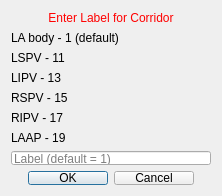
The window that CemrgApp/Plugins/kcl.cemrgapp.atrialfibres/src/internal/AtrialFibresClipperViewUICorridor.ui (OpenHeartDevelopers/CemrgApp) describes before a commit, drawn with Qt 5.
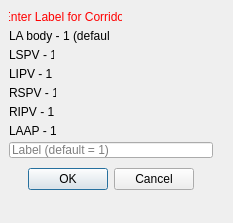
The same window after the commit.

Commit message: [feature] CemrgScar3D added MODE to methodType

What changed in the file:
```diff
--- a/CemrgApp/Plugins/kcl.cemrgapp.atrialfibres/src/internal/AtrialFibresClipperViewUICorridor.ui
+++ b/CemrgApp/Plugins/kcl.cemrgapp.atrialfibres/src/internal/AtrialFibresClipperViewUICorridor.ui
@@ -6,8 +6,8 @@
    <rect>
     <x>0</x>
     <y>0</y>
-    <width>222</width>
-    <height>196</height>
+    <width>233</width>
+    <height>223</height>
    </rect>
   </property>
   <property name="sizePolicy">
@@ -19,21 +19,27 @@
   <property name="minimumSize">
    <size>
     <width>0</width>
-    <height>196</height>
+    <height>223</height>
    </size>
   </property>
   <property name="maximumSize">
    <size>
     <width>16777215</width>
-    <height>196</height>
+    <height>223</height>
    </size>
   </property>
   <property name="windowTitle">
    <string>Set Values</string>
   </property>
-  <layout class="QVBoxLayout" name="verticalLayout">
-   <item>
     <widget class="QLabel" name="titleLabel">
+   <property name="geometry">
+    <rect>
+     <x>9</x>
+     <y>9</y>
+     <width>113</width>
+     <height>16</height>
+    </rect>
+   </property>
      <property name="styleSheet">
       <string notr="true">QLabel { color: rgb(255, 0, 0) }</string>
      </property>
@@ -44,61 +50,109 @@
       <set>Qt::AlignCenter</set>
      </property>
     </widget>
-   </item>
-   <item>
     <widget class="QLabel" name="label_2">
+   <property name="geometry">
+    <rect>
+     <x>9</x>
+     <y>28</y>
+     <width>100</width>
+     <height>16</height>
+    </rect>
+   </property>
      <property name="text">
       <string>LA body - 1 (default)</string>
      </property>
     </widget>
-   </item>
-   <item>
     <widget class="QLabel" name="label_3">
+   <property name="geometry">
+    <rect>
+     <x>9</x>
+     <y>47</y>
+     <width>45</width>
+     <height>16</height>
+    </rect>
+   </property>
      <property name="text">
       <string>LSPV - 11</string>
      </property>
     </widget>
-   </item>
-   <item>
     <widget class="QLabel" name="label_4">
+   <property name="geometry">
+    <rect>
+     <x>9</x>
+     <y>66</y>
+     <width>43</width>
+     <height>16</height>
+    </rect>
+   </property>
      <property name="text">
       <string>LIPV - 13</string>
      </property>
     </widget>
-   </item>
-   <item>
     <widget class="QLabel" name="label_5">
+   <property name="geometry">
+    <rect>
+     <x>9</x>
+     <y>85</y>
+     <width>47</width>
+     <height>16</height>
+    </rect>
+   </property>
      <property name="text">
       <string>RSPV - 15</string>
      </property>
     </widget>
-   </item>
-   <item>
     <widget class="QLabel" name="label_6">
+   <property name="geometry">
+    <rect>
+     <x>9</x>
+     <y>104</y>
+     <width>45</width>
+     <height>16</height>
+    </rect>
+   </property>
      <property name="text">
       <string>RIPV - 17</string>
      </property>
     </widget>
-   </item>
-   <item>
     <widget class="QLabel" name="label_7">
+   <property name="geometry">
+    <rect>
+     <x>9</x>
+     <y>123</y>
+     <width>47</width>
+     <height>16</height>
+    </rect>
+   </property>
      <property name="text">
       <string>LAAP - 19</string>
      </property>
     </widget>
-   </item>
-   <item>
     <widget class="QLineEdit" name="lineEdit_1">
+   <property name="geometry">
+    <rect>
+     <x>9</x>
+     <y>142</y>
+     <width>204</width>
+     <height>16</height>
+    </rect>
+   </property>
      <property name="placeholderText">
       <string>Label (default = 1)</string>
      </property>
     </widget>
-   </item>
-   <item>
     <widget class="QDialogButtonBox" name="buttonBox">
      <property name="enabled">
       <bool>true</bool>
      </property>
+   <property name="geometry">
+    <rect>
+     <x>9</x>
+     <y>164</y>
+     <width>204</width>
+     <height>31</height>
+    </rect>
+   </property>
      <property name="orientation">
       <enum>Qt::Horizontal</enum>
      </property>
@@ -109,24 +163,6 @@
       <bool>true</bool>
      </property>
     </widget>
-   </item>
-   <item>
-    <spacer name="spacer">
-     <property name="orientation">
-      <enum>Qt::Vertical</enum>
-     </property>
-     <property name="sizeType">
-      <enum>QSizePolicy::Expanding</enum>
-     </property>
-     <property name="sizeHint" stdset="0">
-      <size>
-       <width>20</width>
-       <height>0</height>
-      </size>
-     </property>
-    </spacer>
-   </item>
-  </layout>
  </widget>
  <layoutdefault spacing="6" margin="11"/>
  <resources/>
```
Lines whose indentation alone changed are shown as unchanged. The commit also changes 2 other files.
